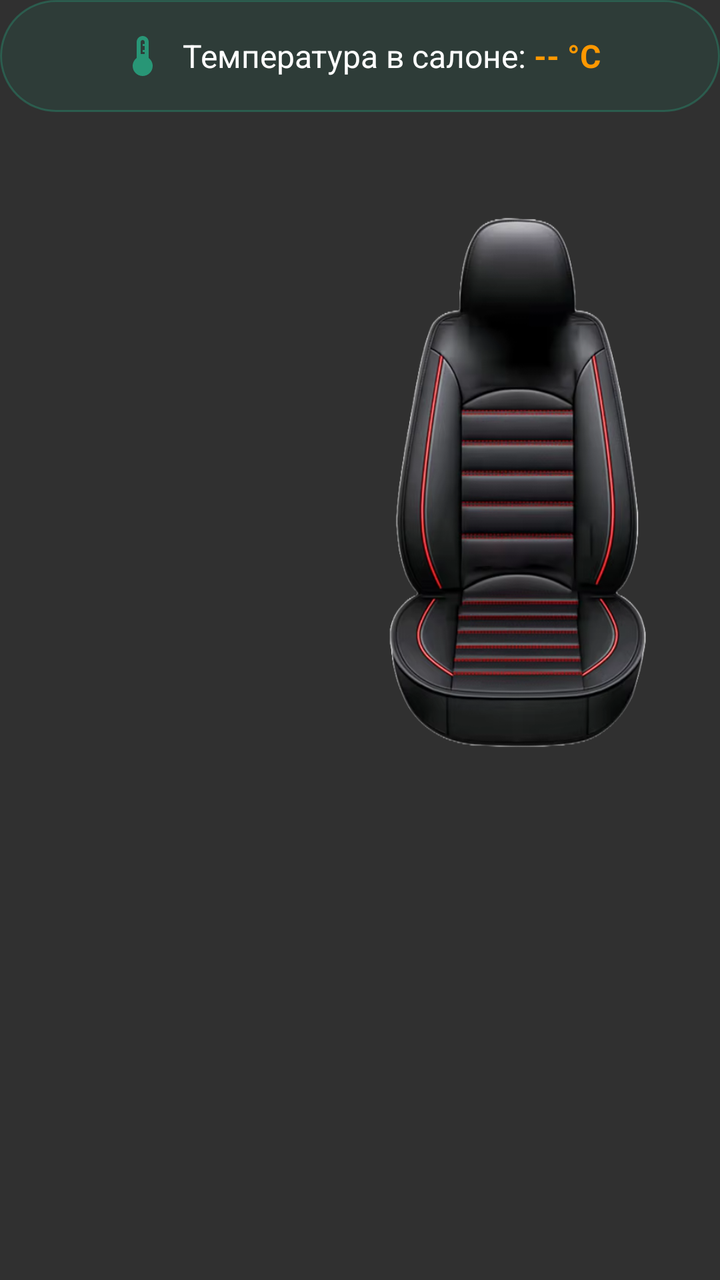
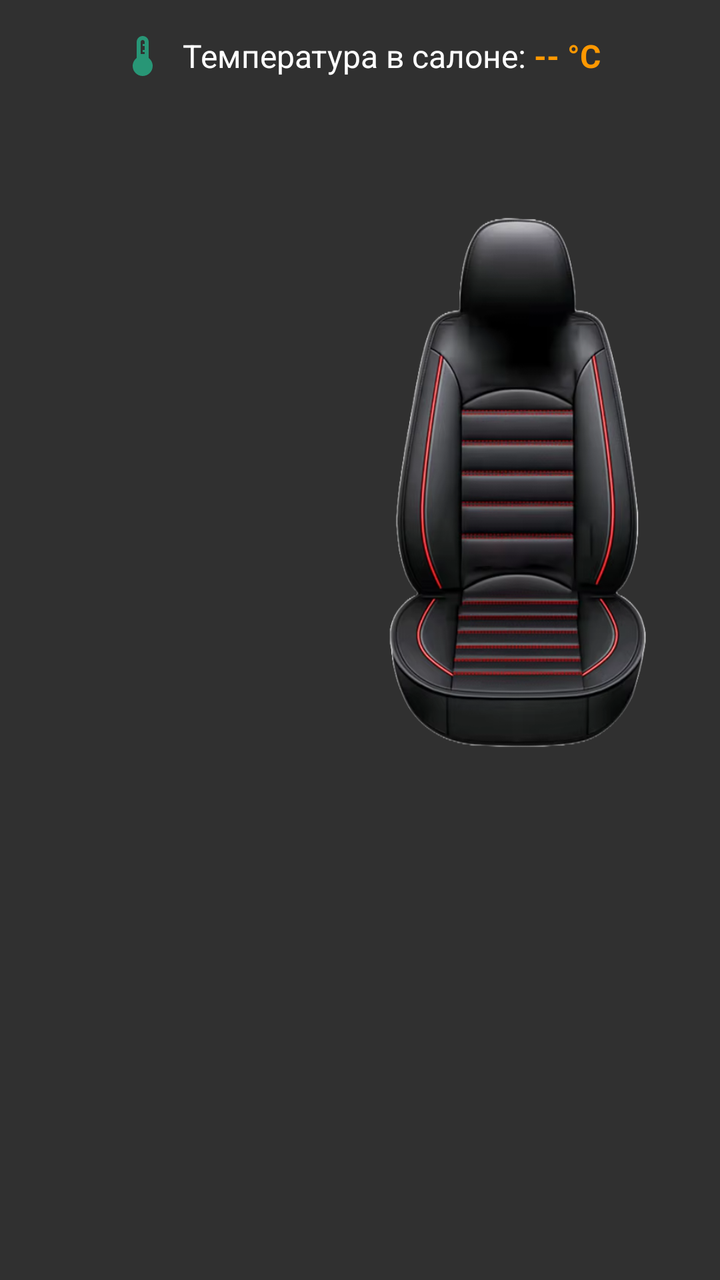

An Android layout rendered at two revisions. The XML below is the earlier revision; the diff shows what the commit changed to produce the second picture.
<!-- AndroidManifest.xml: application theme android:Theme.Material.NoActionBar -->
<!-- res/layout/tab_heat.xml -->
<?xml version="1.0" encoding="utf-8"?>
<LinearLayout xmlns:android="http://schemas.android.com/apk/res/android"
    android:layout_width="match_parent"
    android:layout_height="match_parent"
    android:orientation="vertical">

    
    <LinearLayout
        android:id="@+id/temperaturePill"
        android:layout_width="match_parent"
        android:layout_height="56dp"
        android:orientation="horizontal"
        android:gravity="center"
        android:background="@drawable/pill_temperature">

        <ImageView
            android:id="@+id/temperatureIcon"
            android:layout_width="24dp"
            android:layout_height="24dp"
            android:contentDescription="Температура в салоне"
            android:src="@drawable/ic_thermostat" />

        <TextView
            android:layout_width="wrap_content"
            android:layout_height="wrap_content"
            android:layout_marginStart="8dp"
            android:text="Температура в салоне: "
            android:textSize="16sp"
            android:textColor="@color/text_body" />

        <TextView
            android:id="@+id/temperature"
            android:layout_width="wrap_content"
            android:layout_height="wrap_content"
            android:text="-- °C"
            android:textSize="16sp"
            android:textStyle="bold"
            android:textColor="@color/temp_warm" />
    </LinearLayout>

    <LinearLayout
        android:layout_width="match_parent"
        android:layout_height="340dp"
        android:layout_marginTop="25dp"
        android:orientation="horizontal"
        android:gravity="center_vertical">

        
        <LinearLayout
            android:layout_width="0dp"
            android:layout_height="wrap_content"
            android:layout_weight="1"
            android:orientation="horizontal"
            android:gravity="center">

            <LinearLayout
                android:layout_width="wrap_content"
                android:layout_height="wrap_content"
                android:orientation="vertical"
                android:gravity="center_horizontal">

                <LinearLayout
                    android:id="@+id/driverModes"
                    android:layout_width="452dp"
                    android:layout_height="wrap_content"
                    android:orientation="horizontal" />

                <LinearLayout
                    android:id="@+id/driverLevels"
                    android:layout_width="220dp"
                    android:layout_height="wrap_content"
                    android:layout_marginTop="68dp"
                    android:orientation="horizontal" />
            </LinearLayout>

            <LinearLayout
                android:id="@+id/driverSeat"
                android:layout_width="wrap_content"
                android:layout_height="wrap_content"
                android:layout_marginStart="24dp"
                android:orientation="vertical"
                android:gravity="center_horizontal">

                <ImageView
                    android:id="@+id/driverSeatImage"
                    android:layout_width="300dp"
                    android:layout_height="300dp"
                    android:contentDescription="Сиденье водителя"
                    android:src="@drawable/seat" />

                <LinearLayout
                    android:id="@+id/driverDots"
                    android:layout_width="wrap_content"
                    android:layout_height="wrap_content"
                    android:layout_marginTop="20dp"
                    android:orientation="horizontal" />
            </LinearLayout>
        </LinearLayout>

        <View
            android:layout_width="2dp"
            android:layout_height="400dp"
            android:id="@+id/centerDivider" />

        
        <LinearLayout
            android:layout_width="0dp"
            android:layout_height="wrap_content"
            android:layout_weight="1"
            android:orientation="horizontal"
            android:gravity="center">

            <LinearLayout
                android:id="@+id/passengerSeat"
                android:layout_width="wrap_content"
                android:layout_height="wrap_content"
                android:layout_marginEnd="24dp"
                android:orientation="vertical"
                android:gravity="center_horizontal">

                <ImageView
                    android:id="@+id/passengerSeatImage"
                    android:layout_width="300dp"
                    android:layout_height="300dp"
                    android:contentDescription="Сиденье пассажира"
                    android:src="@drawable/seat" />

                <LinearLayout
                    android:id="@+id/passengerDots"
                    android:layout_width="wrap_content"
                    android:layout_height="wrap_content"
                    android:layout_marginTop="20dp"
                    android:orientation="horizontal" />
            </LinearLayout>

            <LinearLayout
                android:layout_width="wrap_content"
                android:layout_height="wrap_content"
                android:orientation="vertical"
                android:gravity="center_horizontal">

                <LinearLayout
                    android:id="@+id/passengerModes"
                    android:layout_width="452dp"
                    android:layout_height="wrap_content"
                    android:orientation="horizontal" />

                <LinearLayout
                    android:id="@+id/passengerLevels"
                    android:layout_width="220dp"
                    android:layout_height="wrap_content"
                    android:layout_marginTop="68dp"
                    android:orientation="horizontal" />
            </LinearLayout>
        </LinearLayout>
    </LinearLayout>
</LinearLayout>
<!-- resources referenced by this layout -->
<resources>
  <color name="temp_warm">#FFFF9800</color>
  <color name="text_body">#FFFFFFFF</color>
  <!-- drawable ic_thermostat (drawable) -->
  <?xml version="1.0" encoding="utf-8"?>
  <vector xmlns:android="http://schemas.android.com/apk/res/android"
      android:width="24dp"
      android:height="24dp"
      android:viewportWidth="24"
      android:viewportHeight="24"
      android:tint="@color/accent_green">
      <path
          android:fillColor="#FFFFFFFF"
          android:pathData="M15,13V5c0,-1.66 -1.34,-3 -3,-3S9,3.34 9,5v8c-1.21,0.91 -2,2.37 -2,4 0,2.76 2.24,5 5,5s5,-2.24 5,-5c0,-1.63 -0.79,-3.09 -2,-4zM11,11V5c0,-0.55 0.45,-1 1,-1s1,0.45 1,1v1h-1v1h1v2h-1v1h1v1h-2z" />
  </vector>
  <!-- drawable pill_temperature (drawable) -->
  <?xml version="1.0" encoding="utf-8"?>
  <shape xmlns:android="http://schemas.android.com/apk/res/android"
      android:shape="rectangle">
      <corners android:radius="50dp" />
      <solid android:color="#1E289676" />
      <stroke android:width="1dp" android:color="#64289676" />
  </shape>
  <!-- drawable seat: png bitmap (drawable-nodpi, 283055 bytes) -->
  <color name="accent_green">#FF289676</color>
</resources>

<!-- the commit's change to res/layout/tab_heat.xml (unified diff, before → after) -->
@@ -10,8 +10,7 @@
         android:layout_width="match_parent"
         android:layout_height="56dp"
         android:orientation="horizontal"
-        android:gravity="center"
-        android:background="@drawable/pill_temperature">
+        android:gravity="center">
 
         <ImageView
             android:id="@+id/temperatureIcon"
<!-- resource entries referenced after the edit -->
@@ -14,14 +14,6 @@
           android:fillColor="#FFFFFFFF"
           android:pathData="M15,13V5c0,-1.66 -1.34,-3 -3,-3S9,3.34 9,5v8c-1.21,0.91 -2,2.37 -2,4 0,2.76 2.24,5 5,5s5,-2.24 5,-5c0,-1.63 -0.79,-3.09 -2,-4zM11,11V5c0,-0.55 0.45,-1 1,-1s1,0.45 1,1v1h-1v1h1v2h-1v1h1v1h-2z" />
   </vector>
-  <!-- drawable pill_temperature (drawable) -->
-  <?xml version="1.0" encoding="utf-8"?>
-  <shape xmlns:android="http://schemas.android.com/apk/res/android"
-      android:shape="rectangle">
-      <corners android:radius="50dp" />
-      <solid android:color="#1E289676" />
-      <stroke android:width="1dp" android:color="#64289676" />
-  </shape>
   <!-- drawable seat: png bitmap (drawable-nodpi, 283055 bytes) -->
   <color name="accent_green">#FF289676</color>
 </resources>
